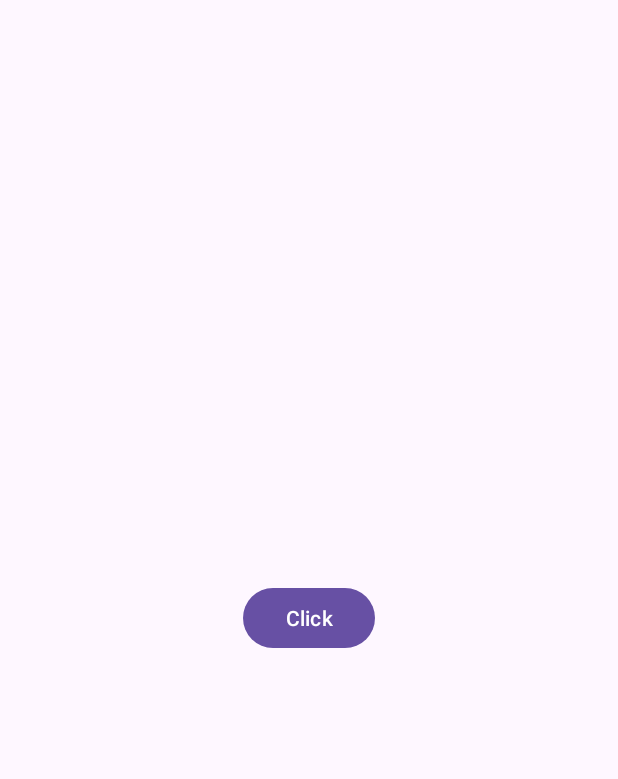
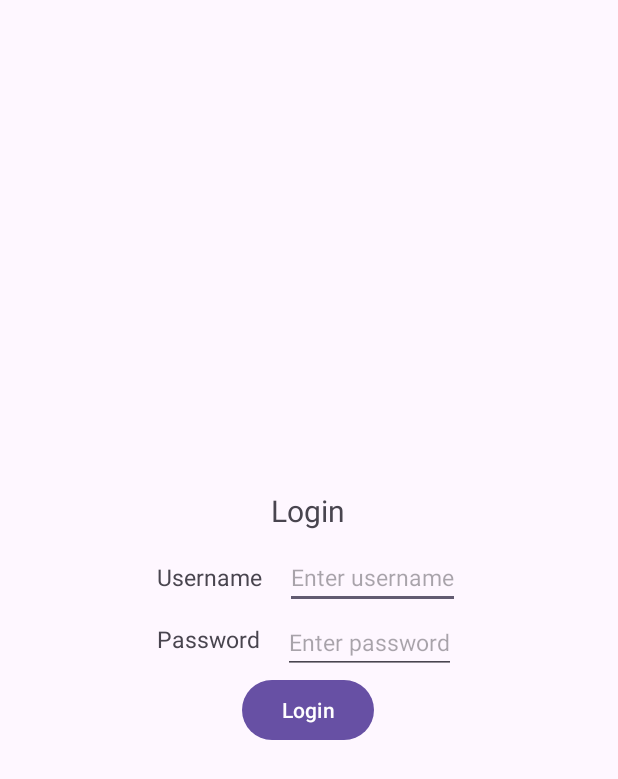
Before and after one commit to khandyana-madhuri/AndroidDevelopment, an Android app: the layout activity_main.xml on its own in the app's theme, with its tools: preview values and no code run, on a phone screen of 412 x 824 dp. Shown: the top 779 px of the screen. Run offline under Robolectric (Android 15) with nearby library versions, the phone set to English and light mode, and no system bars.

Commit message:
Relative Layout : Login form using relative layout.

```diff
--- a/app/src/main/res/layout/activity_main.xml
+++ b/app/src/main/res/layout/activity_main.xml
@@ -1,19 +1,63 @@
 <?xml version="1.0" encoding="utf-8"?>
-<androidx.constraintlayout.widget.ConstraintLayout xmlns:android="http://schemas.android.com/apk/res/android"
-    xmlns:app="http://schemas.android.com/apk/res-auto"
-    xmlns:tools="http://schemas.android.com/tools"
-    android:id="@+id/main"
-    android:layout_width="match_parent"
-    android:layout_height="match_parent"
-    tools:context=".MainActivity">
+<RelativeLayout android:layout_width="wrap_content"
+    android:layout_height="wrap_content"
+    xmlns:android="http://schemas.android.com/apk/res/android"
+    android:layout_gravity="center">
+
+    <TextView
+        android:id="@+id/login"
+        android:layout_width="wrap_content"
+        android:layout_height="wrap_content"
+        android:text="Login"
+        android:layout_centerHorizontal="true"
+        android:textSize="20sp" />
+
+    <TextView
+        android:id="@+id/username"
+        android:layout_width="wrap_content"
+        android:layout_height="wrap_content"
+        android:text="Username"
+        android:textSize="15sp"
+        android:layout_marginTop="20dp"
+        android:layout_below="@+id/login"/>
+
+    <EditText
+        android:id="@+id/userEdit"
+        android:layout_width="wrap_content"
+        android:layout_height="wrap_content"
+        android:textSize="15sp"
+        android:hint="Enter username"
+        android:layout_marginTop="10dp"
+        android:layout_toEndOf="@+id/username"
+        android:layout_below="@+id/login"
+        android:layout_marginStart="15dp"/>
+
+    <TextView
+        android:id="@+id/password"
+        android:layout_width="wrap_content"
+        android:layout_height="wrap_content"
+        android:text="Password"
+        android:textSize="15sp"
+        android:layout_marginTop="20dp"
+        android:layout_below="@+id/username"/>
+
+    <EditText
+        android:id="@+id/passEdit"
+        android:layout_width="wrap_content"
+        android:layout_height="wrap_content"
+        android:textSize="15sp"
+        android:hint="Enter password"
+        android:layout_marginTop="1dp"
+        android:layout_toEndOf="@+id/password"
+        android:layout_below="@+id/userEdit"
+        android:layout_marginStart="15dp"/>
 
     <Button
         android:layout_width="wrap_content"
         android:layout_height="wrap_content"
-        android:text="Click"
-        app:layout_constraintBottom_toBottomOf="parent"
-        app:layout_constraintEnd_toEndOf="parent"
-        app:layout_constraintStart_toStartOf="parent"
-        app:layout_constraintTop_toTopOf="parent" />
+        android:text="Login"
+        android:layout_centerHorizontal="true"
+        android:layout_below="@+id/passEdit"
+        android:gravity="center"/>
 
-</androidx.constraintlayout.widget.ConstraintLayout>
+</RelativeLayout>
```
